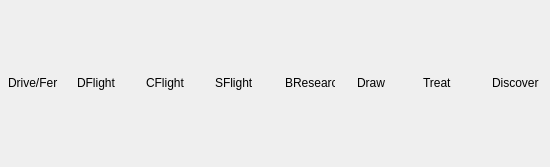
Above: comp345-gui/ActionSelectView.ui from hrachyahakobyan/Pandemic before the change. Below: the same form after it.
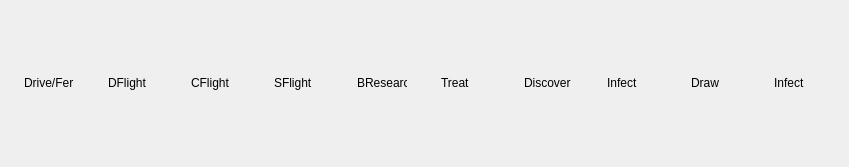
That is the form after the change.

What changed in the file:
```diff
--- a/comp345-gui/ActionSelectView.ui
+++ b/comp345-gui/ActionSelectView.ui
@@ -6,7 +6,7 @@
    <rect>
     <x>0</x>
     <y>0</y>
-    <width>550</width>
+    <width>849</width>
     <height>167</height>
    </rect>
   </property>
@@ -14,21 +14,6 @@
    <string>ActionSelectView</string>
   </property>
   <layout class="QHBoxLayout" name="horizontalLayout">
-   <property name="spacing">
-    <number>3</number>
-   </property>
-   <property name="leftMargin">
-    <number>0</number>
-   </property>
-   <property name="topMargin">
-    <number>0</number>
-   </property>
-   <property name="rightMargin">
-    <number>0</number>
-   </property>
-   <property name="bottomMargin">
-    <number>0</number>
-   </property>
    <item>
     <widget class="QWidget" name="driveWidget" native="true">
      <layout class="QGridLayout" name="gridLayout_3">
@@ -169,25 +154,6 @@
      </layout>
     </widget>
    </item>
-   <item>
-    <widget class="QWidget" name="drawWidget" native="true">
-     <layout class="QGridLayout" name="gridLayout_8">
-      <item row="0" column="0">
-       <widget class="QLabel" name="drawLabel">
-        <property name="maximumSize">
-         <size>
-          <width>50</width>
-          <height>50</height>
-         </size>
-        </property>
-        <property name="text">
-         <string>Draw</string>
-        </property>
-       </widget>
-      </item>
-     </layout>
-    </widget>
-   </item>
    <item>
     <widget class="QWidget" name="tDiseaseWidget" native="true">
      <layout class="QGridLayout" name="gridLayout_4">
@@ -244,6 +210,63 @@
      </layout>
     </widget>
    </item>
+   <item>
+    <widget class="QWidget" name="discardWidget" native="true">
+     <layout class="QGridLayout" name="gridLayout_10">
+      <item row="0" column="0">
+       <widget class="QLabel" name="discardLabel">
+        <property name="maximumSize">
+         <size>
+          <width>50</width>
+          <height>50</height>
+         </size>
+        </property>
+        <property name="text">
+         <string>Infect</string>
+        </property>
+       </widget>
+      </item>
+     </layout>
+    </widget>
+   </item>
+   <item>
+    <widget class="QWidget" name="drawWidget" native="true">
+     <layout class="QGridLayout" name="gridLayout_8">
+      <item row="0" column="0">
+       <widget class="QLabel" name="drawLabel">
+        <property name="maximumSize">
+         <size>
+          <width>50</width>
+          <height>50</height>
+         </size>
+        </property>
+        <property name="text">
+         <string>Draw</string>
+        </property>
+       </widget>
+      </item>
+     </layout>
+    </widget>
+   </item>
+   <item>
+    <widget class="QWidget" name="infectWidget" native="true">
+     <layout class="QGridLayout" name="gridLayout_9">
+      <item row="0" column="0">
+       <widget class="QLabel" name="infectLabel">
+        <property name="maximumSize">
+         <size>
+          <width>50</width>
+          <height>50</height>
+         </size>
+        </property>
+        <property name="text">
+         <string>Infect</string>
+        </property>
+       </widget>
+      </item>
+     </layout>
+    </widget>
+   </item>
   </layout>
  </widget>
  <layoutdefault spacing="6" margin="11"/>
```
